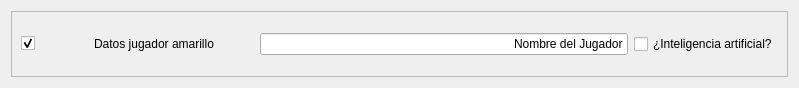
Old version of the form ui/wdgPlayer.ui in the repository turulomio/glparchis.
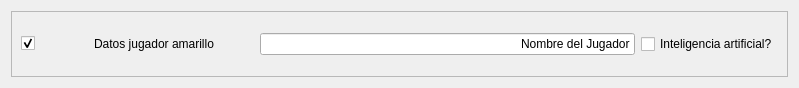
New version of the form. Icons and pictures are not drawn.

Diff of the .ui file:
```diff
--- a/ui/wdgPlayer.ui
+++ b/ui/wdgPlayer.ui
@@ -89,7 +89,7 @@
            <string>Selecciona si quieres que el jugador lo controle el ordenador</string>
           </property>
           <property name="text">
-           <string>¿Inteligencia artificial?</string>
+           <string>Inteligencia artificial?</string>
           </property>
          </widget>
         </item>
```
